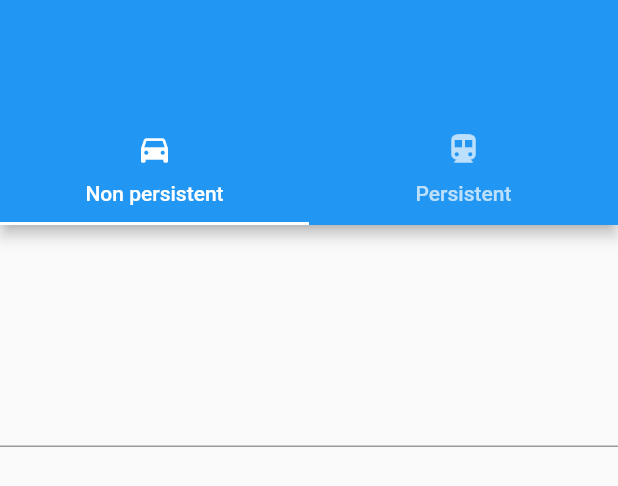
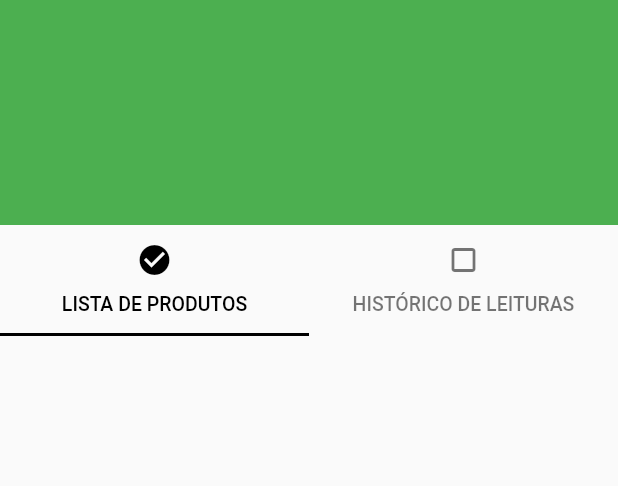
Before and after one commit to murillofr/QuantoCusta, a Flutter app: the ListaProdutosPage widget shown alone on an empty page, opened directly, on a phone screen of 412 x 824 dp. Shown: the top 486 px of the screen. Run offline on Flutter 3.47's test engine with Material 2 defaults, Android fonts, the phone set to English and light mode, and no system bars; our stand-ins replace community_material_icon, curved_navigation_bar, font_awesome_flutter; missing offline and left inert: flutter_barcode_scanner, giffy_dialog, rect_getter, swipedetector.

Commit message:
Melhorias na Tela Lista de Produtos

```diff
--- a/lib/listaProdutosPage.dart
+++ b/lib/listaProdutosPage.dart
@@ -1,6 +1,8 @@
 import 'dart:async';
 
 import 'package:flutter/material.dart';
+import 'package:quanto_custa/produtosAtivos.dart';
+import 'package:quanto_custa/produtosHistorico.dart';
 
 class ListaProdutosPage extends StatefulWidget {
   final int page;
@@ -20,12 +22,15 @@ class ListaProdutosPage extends StatefulWidget {
   _ListaProdutosPageState createState() => _ListaProdutosPageState();
 }
 
-class _ListaProdutosPageState extends State<ListaProdutosPage>{
+class _ListaProdutosPageState extends State<ListaProdutosPage>
+    with SingleTickerProviderStateMixin {
   double coordX = 0.0;
   Duration animationDuration = Duration(milliseconds: 200);
+  TabController _tabController;
 
   @override
   void initState() {
+    _tabController = new TabController(length: 2, vsync: this);
     super.initState();
   }
 
@@ -62,69 +67,42 @@ class _ListaProdutosPageState extends State<ListaProdutosPage>{
     return AnimatedContainer(
       duration: animationDuration,
       transform: Matrix4.translationValues(coordX, 0.0, 0.0),
-      child: DefaultTabController(
-        length: 2,
-        child: Scaffold(
-          appBar: MyCustomAppBar(
-            height: 250,
+      child: Column(
+        children: [
+          Container(
+            height: 150.0,
+            color: Colors.green,
           ),
-          body: TabBarView(
-            children: [
-              TextField(),
-              TextField(),
+          TabBar(
+            indicatorColor: Colors.black,
+            labelStyle: TextStyle(fontSize: 13.0),
+            labelColor: Colors.black,
+            unselectedLabelColor: Colors.black54,
+            isScrollable: false,
+            unselectedLabelStyle: TextStyle(fontSize: 13.0),
+            controller: _tabController,
+            tabs: [
+              Tab(
+                text: "LISTA DE PRODUTOS",
+                icon: Icon(Icons.check_circle),
+              ),
+              Tab(
+                text: "HISTÓRICO DE LEITURAS",
+                icon: Icon(Icons.crop_square),
+              )
             ],
           ),
-        ),
+          Expanded(
+            child: TabBarView(
+              controller: _tabController,
+              children: [
+                ProdutosAtivos(),
+                ProdutosHistorico(),
+              ],
+            ),
+          ),
+        ],
       ),
     );
   }
 }
-
-class MyCustomAppBar extends StatelessWidget implements PreferredSizeWidget {
-  final double height;
-
-  const MyCustomAppBar({
-    Key key,
-    @required this.height,
-  }) : super(key: key);
-
-  @override
-  Widget build(BuildContext context) {
-    return Stack(
-      children: [
-        Container(
-          height: 150.0,
-          child: AppBar(
-            bottom: TabBar(
-              tabs: [
-                Tab(
-                  icon: Icon(Icons.directions_car),
-                  text: "Non persistent",
-                ),
-                Tab(icon: Icon(Icons.directions_transit), text: "Persistent"),
-              ],
-            ),
-          ),
-        ),
-        Row(
-          mainAxisAlignment: MainAxisAlignment.center,
-          crossAxisAlignment: CrossAxisAlignment.start,
-          children: <Widget>[
-            Expanded(
-              flex: 3,
-              child: Container(),
-            ),
-            SizedBox(width: 10.0),
-            Expanded(
-              flex: 4,
-              child: Container(),
-            ),
-          ],
-        ),
-      ],
-    );
-  }
-
-  @override
-  Size get preferredSize => Size.fromHeight(height);
-}
--- /dev/null
+++ b/lib/produtosAtivos.dart
@@ -0,0 +1,130 @@
+import 'package:flutter/material.dart';
+
+final GlobalKey<AnimatedListState> _listKey = GlobalKey();
+
+class ProdutosAtivos extends StatefulWidget {
+  const ProdutosAtivos({
+    Key key,
+  }) : super(key: key);
+
+  @override
+  ProdutosAtivosState createState() => ProdutosAtivosState();
+
+  static addProduto(Map<String, String> produto, int qtdProduto) {
+    int index = listData.length;
+    listData.add(
+      ProdutoAtivoModel(
+        barcode: produto["barcode"],
+        nome: produto["nome"],
+        unidadeMedida: produto["unidadeMedida"],
+        quantidade: produto["quantidade"],
+        valor: produto["valor"],
+        imagem: produto["imagem"],
+        qtdProduto: qtdProduto.toString(),
+      ),
+    );
+    if (_listKey.currentState != null) {
+      _listKey.currentState
+          .insertItem(index, duration: Duration(milliseconds: 500));
+    }
+  }
+}
+
+class ProdutosAtivosState extends State<ProdutosAtivos>
+    with AutomaticKeepAliveClientMixin<ProdutosAtivos> {
+  @override
+  bool get wantKeepAlive => true;
+
+  void delProduto(int index) {
+    var produto = listData.removeAt(index);
+    _listKey.currentState.removeItem(
+      index,
+      (BuildContext context, Animation<double> animation) {
+        return FadeTransition(
+          opacity:
+              CurvedAnimation(parent: animation, curve: Interval(0.5, 1.0)),
+          child: SizeTransition(
+            sizeFactor:
+                CurvedAnimation(parent: animation, curve: Interval(0.0, 1.0)),
+            axisAlignment: 0.0,
+            child: _buildItem(produto),
+          ),
+        );
+      },
+      duration: Duration(milliseconds: 600),
+    );
+  }
+
+  Widget _buildItem(ProdutoAtivoModel produto, [int index]) {
+    return ListTile(
+      key: ValueKey<ProdutoAtivoModel>(produto),
+      title: Text(produto.nome),
+      subtitle: Text(produto.barcode),
+      contentPadding: EdgeInsets.symmetric(horizontal: 10.0),
+      leading: CircleAvatar(
+        backgroundColor: Colors.white,
+        backgroundImage: AssetImage(produto.imagem),
+      ),
+      onLongPress: index != null ? () => delProduto(index) : null,
+    );
+  }
+
+  @override
+  Widget build(BuildContext context) {
+    super.build(context);
+    return AnimatedList(
+      key: _listKey,
+      initialItemCount: listData.length,
+      itemBuilder: (BuildContext context, int index, Animation animation) {
+        return FadeTransition(
+          opacity: animation,
+          child: _buildItem(listData[index], index),
+        );
+      },
+    );
+  }
+}
+
+class ProdutoAtivoModel {
+  ProdutoAtivoModel({
+    this.barcode,
+    this.nome,
+    this.unidadeMedida,
+    this.quantidade,
+    this.valor,
+    this.imagem,
+    this.qtdProduto,
+  });
+  String barcode;
+  String nome;
+  String unidadeMedida;
+  String quantidade;
+  String valor;
+  String imagem;
+  String qtdProduto;
+
+  @override
+  bool operator ==(Object other) =>
+      identical(this, other) ||
+      other is ProdutoAtivoModel &&
+          runtimeType == other.runtimeType &&
+          barcode == other.barcode &&
+          nome == other.nome &&
+          unidadeMedida == other.unidadeMedida &&
+          quantidade == other.quantidade &&
+          valor == other.valor &&
+          imagem == other.imagem &&
+          qtdProduto == other.qtdProduto;
+
+  @override
+  int get hashCode =>
+      barcode.hashCode ^
+      nome.hashCode ^
+      unidadeMedida.hashCode ^
+      quantidade.hashCode ^
+      valor.hashCode ^
+      imagem.hashCode ^
+      qtdProduto.hashCode;
+}
+
+List<ProdutoAtivoModel> listData = [];
```
Also changed, not shown: lib/barcodePage.dart (+7 -9 lines), lib/produtosHistorico.dart (added, +27 -0 lines).
